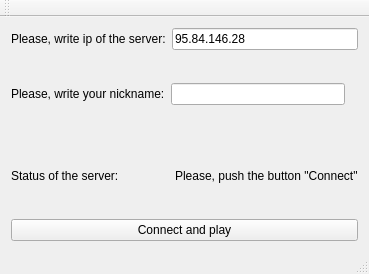
Above: game/mainwindow_connect.ui from TokiSeven/2course_coursework before the change. Below: the same form after it.
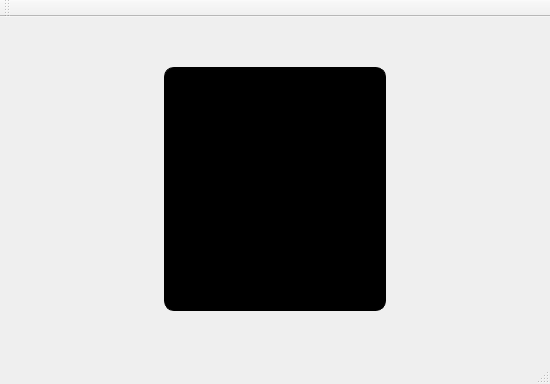
That is the form after the change. Icons and pictures are not drawn.

Commit message: v3.1(patch:fiv): Modify design of the launcher Added background - image on the launcher; added srcfile to the project

Patch:
```diff
--- a/game/mainwindow_connect.ui
+++ b/game/mainwindow_connect.ui
@@ -6,28 +6,122 @@
    <rect>
     <x>0</x>
     <y>0</y>
-    <width>369</width>
-    <height>274</height>
+    <width>550</width>
+    <height>384</height>
    </rect>
   </property>
   <property name="windowTitle">
    <string>MainWindow</string>
   </property>
   <widget class="QWidget" name="centralWidget">
+   <property name="styleSheet">
+    <string notr="true">background-image: url(':/launcher/launcher_background.jpg');
+backgound-size: cover;
+background-repeat: no-repeat;</string>
+   </property>
    <layout class="QGridLayout" name="gridLayout_2">
-    <item row="0" column="0">
+    <item row="1" column="2">
+     <spacer name="horizontalSpacer">
+      <property name="orientation">
+       <enum>Qt::Horizontal</enum>
+      </property>
+      <property name="sizeHint" stdset="0">
+       <size>
+        <width>40</width>
+        <height>20</height>
+       </size>
+      </property>
+     </spacer>
+    </item>
+    <item row="0" column="1">
+     <spacer name="verticalSpacer">
+      <property name="orientation">
+       <enum>Qt::Vertical</enum>
+      </property>
+      <property name="sizeHint" stdset="0">
+       <size>
+        <width>20</width>
+        <height>40</height>
+       </size>
+      </property>
+     </spacer>
+    </item>
+    <item row="1" column="0">
+     <spacer name="horizontalSpacer_2">
+      <property name="orientation">
+       <enum>Qt::Horizontal</enum>
+      </property>
+      <property name="sizeHint" stdset="0">
+       <size>
+        <width>40</width>
+        <height>20</height>
+       </size>
+      </property>
+     </spacer>
+    </item>
+    <item row="3" column="1">
+     <spacer name="verticalSpacer_2">
+      <property name="orientation">
+       <enum>Qt::Vertical</enum>
+      </property>
+      <property name="sizeHint" stdset="0">
+       <size>
+        <width>20</width>
+        <height>40</height>
+       </size>
+      </property>
+     </spacer>
+    </item>
+    <item row="1" column="1">
+     <widget class="QWidget" name="Menu" native="true">
+      <property name="styleSheet">
+       <string notr="true">list-style: none;
+padding: 5px;
+border: 1px solid black;
+border-radius: 10px;
+background-image: none;
+alternate-background-color: rgb(0, 0, 0);
+background-color: rgb(0, 0, 0);</string>
+      </property>
+      <layout class="QGridLayout" name="gridLayout">
+       <item row="4" column="0">
+        <layout class="QVBoxLayout" name="verticalLayout_2">
+         <item>
+          <widget class="QLabel" name="label_info_nick">
+           <property name="text">
+            <string>Nickname:</string>
+           </property>
+          </widget>
+         </item>
+         <item>
+          <widget class="QLineEdit" name="line_nick">
+           <property name="maximumSize">
+            <size>
+             <width>200</width>
+             <height>16777215</height>
+            </size>
+           </property>
+          </widget>
+         </item>
+        </layout>
+       </item>
+       <item row="2" column="0">
      <layout class="QVBoxLayout" name="verticalLayout">
       <item>
-       <layout class="QHBoxLayout" name="layout_connect">
-        <item>
          <widget class="QLabel" name="label_info_ip">
           <property name="text">
-           <string>Please, write ip of the server:</string>
+            <string>IP/Domain:</string>
           </property>
          </widget>
         </item>
         <item>
          <widget class="QLineEdit" name="line_server_ip">
+           <property name="maximumSize">
+            <size>
+             <width>200</width>
+             <height>16777215</height>
+            </size>
+           </property>
           <property name="text">
            <string>95.84.146.28</string>
           </property>
@@ -35,38 +129,23 @@
         </item>
        </layout>
       </item>
-      <item>
-       <layout class="QHBoxLayout" name="layout_auth">
-        <item>
-         <widget class="QLabel" name="label_info_nick">
-          <property name="text">
-           <string>Please, write your nickname:</string>
-          </property>
-         </widget>
-        </item>
-        <item>
-         <widget class="QLineEdit" name="line_nick"/>
-        </item>
-        <item>
-         <widget class="QLabel" name="label_auth">
-          <property name="text">
-           <string/>
-          </property>
-         </widget>
-        </item>
-       </layout>
-      </item>
-      <item>
-       <layout class="QHBoxLayout" name="layout_info">
+       <item row="6" column="0">
+        <layout class="QVBoxLayout" name="verticalLayout_3">
         <item>
          <widget class="QLabel" name="label_info_status">
           <property name="text">
-           <string>Status of the server:</string>
+            <string>Server's status:</string>
           </property>
          </widget>
         </item>
         <item>
          <widget class="QLabel" name="label_status">
+           <property name="maximumSize">
+            <size>
+             <width>200</width>
+             <height>16777215</height>
+            </size>
+           </property>
           <property name="text">
            <string>Please, push the button &quot;Connect&quot;</string>
           </property>
@@ -74,13 +153,17 @@
         </item>
        </layout>
       </item>
-     </layout>
-    </item>
-    <item row="1" column="0">
+       <item row="7" column="0">
      <widget class="QPushButton" name="button_connect">
+         <property name="styleSheet">
+          <string notr="true">border: 1px solid black;</string>
+         </property>
       <property name="text">
-       <string>Connect and play</string>
-      </property>
+          <string>Connect</string>
+         </property>
+        </widget>
+       </item>
+      </layout>
      </widget>
     </item>
    </layout>
```
Left out of the diff: 2 changed lines with no effect on the pictures. Lines whose indentation alone changed are shown as unchanged. The commit also changes 3 other files.
